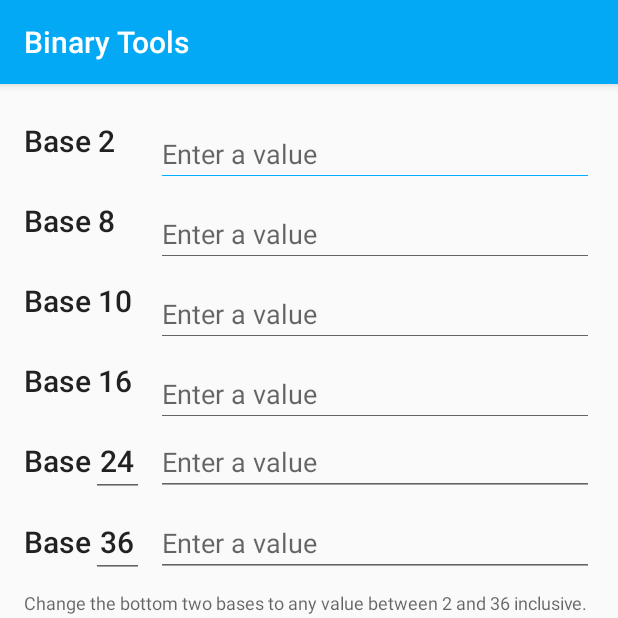
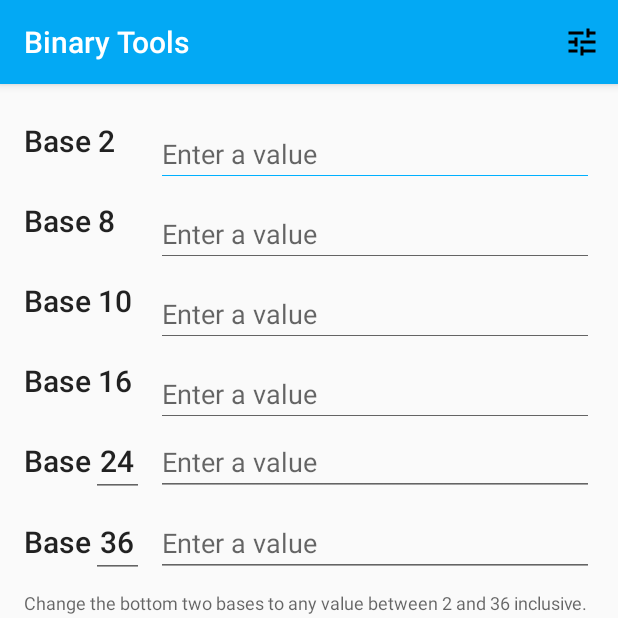
Before and after one commit to daniel-stoneuk/BinaryTools, an Android app: the screen it shows after launch (MainActivity), on a phone screen of 412 x 824 dp, the top half of it. Run offline under Robolectric (Android 15) with nearby library versions, the phone set to English and light mode, and no system bars; our stand-ins replace ButterKnife, Timber.

Commit message:
Fixed bugs

```diff
--- a/app/src/main/java/com/danielstone/binarytools/HomeFragment.java
+++ b/app/src/main/java/com/danielstone/binarytools/HomeFragment.java
@@ -4,13 +4,20 @@ import android.annotation.SuppressLint;
 import android.arch.lifecycle.Observer;
 import android.arch.lifecycle.ViewModelProviders;
 import android.content.Context;
+import android.content.DialogInterface;
 import android.os.Bundle;
 import android.support.annotation.Nullable;
+import android.support.design.widget.BottomSheetDialogFragment;
 import android.support.design.widget.TextInputLayout;
 import android.support.v4.app.Fragment;
+import android.support.v7.app.AlertDialog;
 import android.text.Editable;
+import android.text.InputType;
 import android.text.TextWatcher;
 import android.view.LayoutInflater;
+import android.view.Menu;
+import android.view.MenuInflater;
+import android.view.MenuItem;
 import android.view.View;
 import android.view.ViewGroup;
 import android.widget.EditText;
@@ -69,9 +76,29 @@ public class HomeFragment extends Fragment {
         if (getArguments() != null) {
             // Get args
         }
-
         model = ViewModelProviders.of(getActivity()).get(HomeViewModel.class);
 
+        setHasOptionsMenu(true);
+
+    }
+
+    @Override
+    public void onCreateOptionsMenu(Menu menu, MenuInflater inflater) {
+        inflater.inflate(R.menu.menu_home_fragment, menu);
+        super.onCreateOptionsMenu(menu, inflater);
+    }
+
+    @Override
+    public boolean onOptionsItemSelected(MenuItem item) {
+        int id = item.getItemId();
+        switch (id) {
+            case R.id.menu_item_choose_precision: {
+                BottomSheetDialogFragment bottomSheetDialogFragment = new PrecisionBottomSheetDialogFragment();
+                bottomSheetDialogFragment.show(getActivity().getSupportFragmentManager(), bottomSheetDialogFragment.getTag());
+            }
+
+        }
+        return super.onOptionsItemSelected(item);
     }
 
     class MyObserver implements Observer<String> {
@@ -119,8 +146,8 @@ public class HomeFragment extends Fragment {
         public void afterTextChanged(Editable s) {
             Timber.i("radix: " + radix + " s: " + s);
             int radix = this.radix;
-            if (this.radix == 37) model.getN1Base().setValue(radix);
-            if (this.radix == 38) model.getN2Base().setValue(radix);
+//            if (this.radix == 37) model.getN1Base().setValue(radix);
+//            if (this.radix == 38) model.getN2Base().setValue(radix);
             if (!s.toString().isEmpty()) {
                 if (!model.setNewValue(s.toString(), radix)) {
                     textInputLayout.setError("Invalid Input");
--- a/app/src/main/java/com/danielstone/binarytools/viewmodel/HomeViewModel.java
+++ b/app/src/main/java/com/danielstone/binarytools/viewmodel/HomeViewModel.java
@@ -137,7 +137,7 @@ public class HomeViewModel extends ViewModel {
 
     private String convertIntegerToBase(BigInteger integer, int radix) throws Throwable {
         String result = "";
-        while (integer.intValue() != 0) {
+        while (integer.compareTo(BigInteger.ZERO) != 0) {
             BigInteger[] division = integer.divideAndRemainder(BigInteger.valueOf(radix));
             int remainder = division[1].intValue();
             char c = (char) ('0' + remainder); // get the character using the remainder
@@ -148,6 +148,7 @@ public class HomeViewModel extends ViewModel {
             result = c + result; // append to beginning of result
             integer = division[0]; // use the new decimal value.
         }
+        if (result.isEmpty()) result = "0";
         return result;
     }
 
--- /dev/null
+++ b/app/src/main/res/drawable/ic_tune_black_24dp.xml
@@ -0,0 +1,9 @@
+<vector xmlns:android="http://schemas.android.com/apk/res/android"
+        android:width="24dp"
+        android:height="24dp"
+        android:viewportWidth="24.0"
+        android:viewportHeight="24.0">
+    <path
+        android:fillColor="#FF000000"
+        android:pathData="M3,17v2h6v-2L3,17zM3,5v2h10L13,5L3,5zM13,21v-2h8v-2h-8v-2h-2v6h2zM7,9v2L3,11v2h4v2h2L9,9L7,9zM21,13v-2L11,11v2h10zM15,9h2L17,7h4L21,5h-4L17,3h-2v6z"/>
+</vector>
--- /dev/null
+++ b/app/src/main/res/menu/menu_home_fragment.xml
@@ -0,0 +1,10 @@
+<?xml version="1.0" encoding="utf-8"?>
+<menu xmlns:app="http://schemas.android.com/apk/res-auto"
+    xmlns:android="http://schemas.android.com/apk/res/android">
+
+    <item
+        android:id="@+id/menu_item_choose_precision"
+        android:icon="@drawable/ic_tune_black_24dp"
+        android:title="Precision"
+        app:showAsAction="always" />
+</menu>
```
Also changed, not shown: app/src/main/java/com/danielstone/binarytools/PrecisionBottomSheetDialogFragment.java (added, +43 -0 lines), app/src/main/res/layout/fragment_precision.xml (added, +50 -0 lines).
